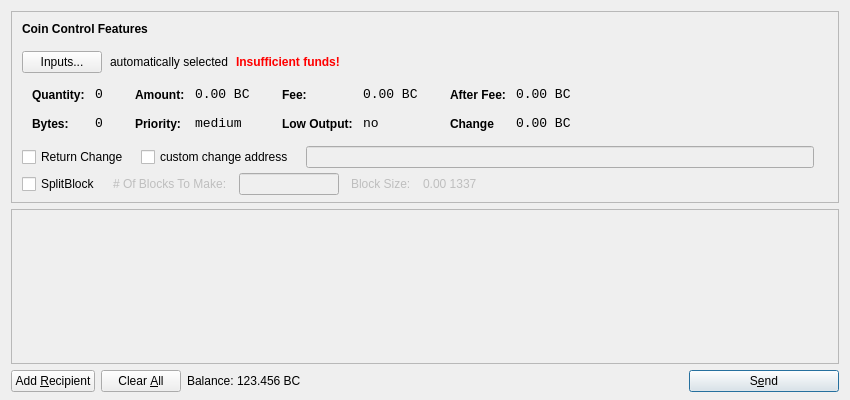
First picture: the form in src/qt/forms/sendcoinsdialog.ui, repository Velvet78/1337, before the edit.
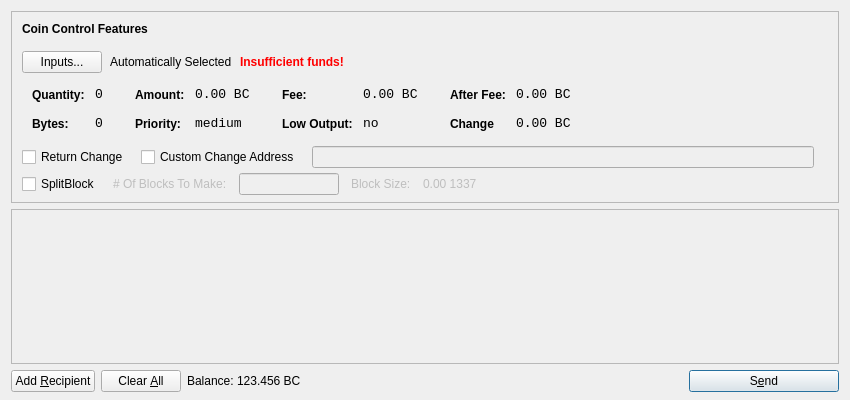
Second picture: the form after the edit. Icons and pictures are not drawn.

The edit to the form file:
```diff
--- a/src/qt/forms/sendcoinsdialog.ui
+++ b/src/qt/forms/sendcoinsdialog.ui
@@ -114,7 +114,7 @@
           <item>
            <widget class="QLabel" name="labelCoinControlAutomaticallySelected">
             <property name="text">
-             <string>automatically selected</string>
+             <string>Automatically Selected</string>
             </property>
             <property name="margin">
              <number>5</number>
@@ -566,7 +566,7 @@
  		  <item>		  
            <widget class="QCheckBox" name="checkBoxCoinControlChange">
             <property name="text">
-             <string>custom change address</string>
+             <string>Custom Change Address</string>
             </property>
            </widget>
           </item>
```
